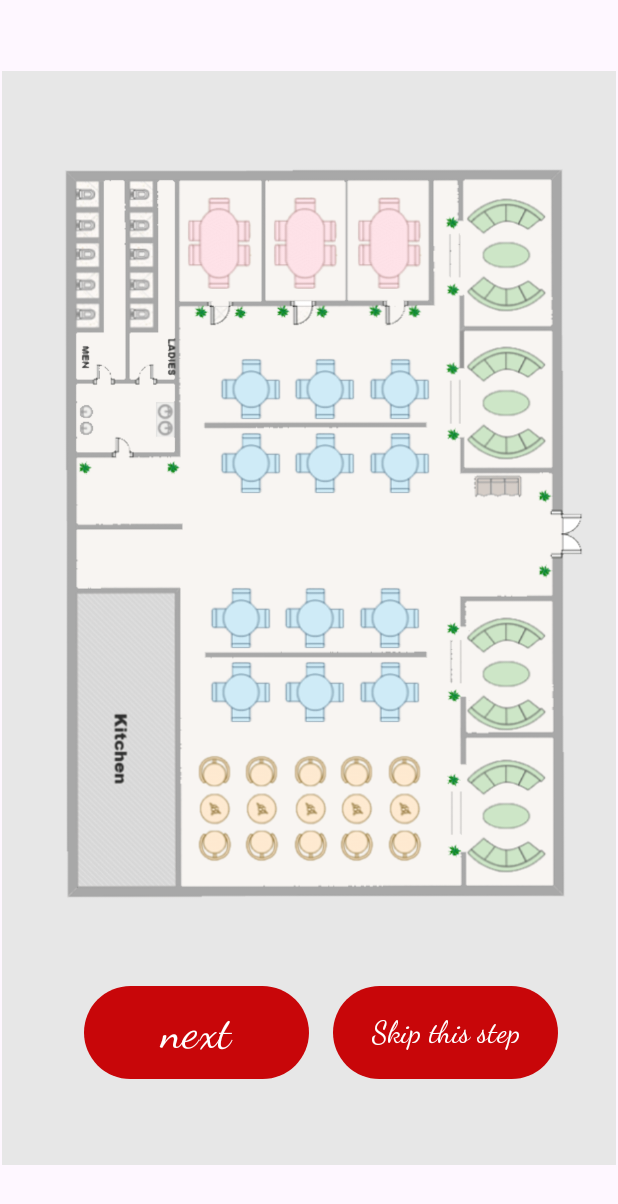
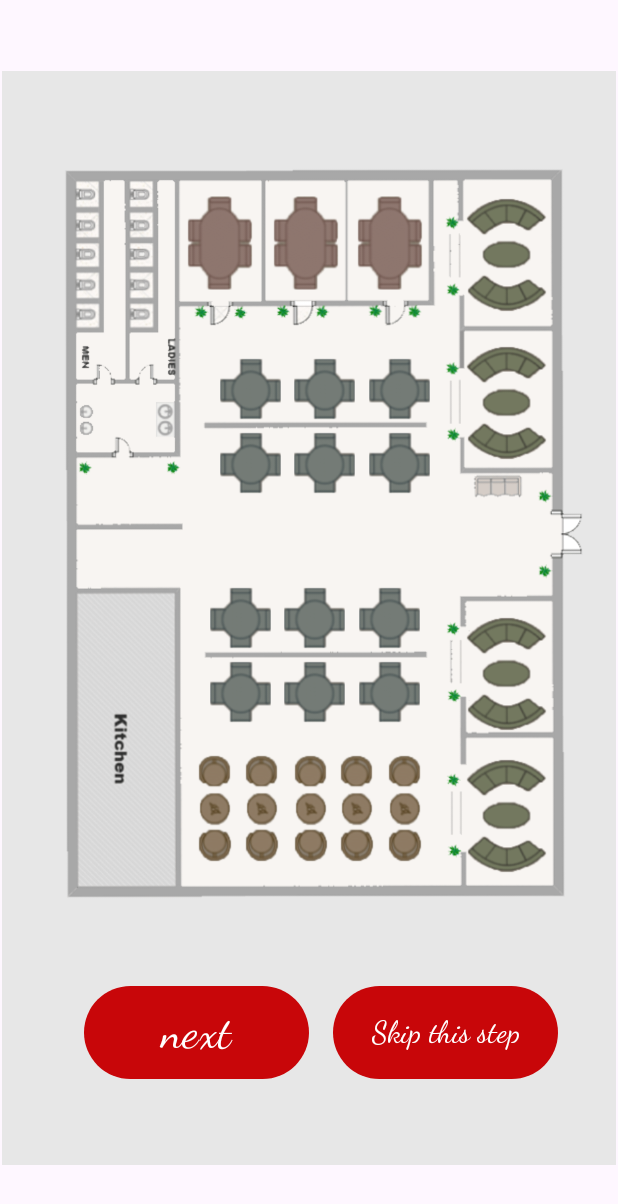
Before and after one commit to neta-r/PickMySeat, an Android app: the PickSeatsFragment screen opened through its navigation route, on a phone screen of 412 x 824 dp. Shown: the top 1204 px of the screen. Run offline under Robolectric (Android 15) with nearby library versions, the phone set to English and light mode, and no system bars; 2 statements that could not run were skipped.

Commit message:
color change when button is clicked, need to able only one selection

```diff
--- a/PizzaApp/app/src/main/java/com/gambelingapp/ReservationObject.java
+++ b/PizzaApp/app/src/main/java/com/gambelingapp/ReservationObject.java
@@ -64,6 +64,7 @@ public class ReservationObject implements Parcelable {
                 @Override
                 public void onClick(View v) {
                     if (numOfDiners<=place.numberOfPlaces) {
+                        place.btn.setSelected(! place.btn.isSelected());
                         chosenPlace = tag;
                     }
                     else {
--- /dev/null
+++ b/PizzaApp/app/src/main/res/drawable/blue_table_selector.xml
@@ -0,0 +1,8 @@
+<?xml version="1.0" encoding="utf-8"?>
+<selector xmlns:android="http://schemas.android.com/apk/res/android">
+
+    <item android:drawable="@drawable/blue_table" android:state_selected="true"></item>
+    <item android:drawable="@drawable/blue_table" android:state_pressed="true"></item>
+    <item android:drawable="@drawable/blue_table_unselected"></item>
+
+</selector>
--- /dev/null
+++ b/PizzaApp/app/src/main/res/drawable/green_table_selector.xml
@@ -0,0 +1,8 @@
+<?xml version="1.0" encoding="utf-8"?>
+<selector xmlns:android="http://schemas.android.com/apk/res/android">
+
+    <item android:drawable="@drawable/green_table" android:state_selected="true"></item>
+    <item android:drawable="@drawable/green_table" android:state_pressed="true"></item>
+    <item android:drawable="@drawable/green_table_unselected"></item>
+
+</selector>
--- /dev/null
+++ b/PizzaApp/app/src/main/res/drawable/orange_table_selector.xml
@@ -0,0 +1,8 @@
+<?xml version="1.0" encoding="utf-8"?>
+<selector xmlns:android="http://schemas.android.com/apk/res/android">
+
+    <item android:drawable="@drawable/orange_table" android:state_selected="true"></item>
+    <item android:drawable="@drawable/orange_table" android:state_pressed="true"></item>
+    <item android:drawable="@drawable/orange_table_unselected"></item>
+
+</selector>
--- /dev/null
+++ b/PizzaApp/app/src/main/res/drawable/pink_table_selector.xml
@@ -0,0 +1,8 @@
+<?xml version="1.0" encoding="utf-8"?>
+<selector xmlns:android="http://schemas.android.com/apk/res/android">
+
+    <item android:drawable="@drawable/pink_table" android:state_selected="true"></item>
+    <item android:drawable="@drawable/pink_table" android:state_pressed="true"></item>
+    <item android:drawable="@drawable/pink_table_unselected"></item>
+
+</selector>
--- a/PizzaApp/app/src/main/res/layout/fragment_pick_seats.xml
+++ b/PizzaApp/app/src/main/res/layout/fragment_pick_seats.xml
@@ -50,7 +50,7 @@
         app:layout_constraintVertical_bias="0.572"
         android:background="#0000"
         android:scaleType="fitCenter"
-        app:srcCompat="@drawable/blue_table" />
+        app:srcCompat="@drawable/blue_table_selector" />
 
     <ImageButton
         android:id="@+id/blueTable7"
@@ -63,7 +63,7 @@
         app:layout_constraintTop_toTopOf="parent"
         android:background="#0000"
         android:scaleType="fitCenter"
-        app:srcCompat="@drawable/blue_table" />
+        app:srcCompat="@drawable/blue_table_selector" />
 
     <ImageButton
         android:id="@+id/blueTable8"
@@ -76,7 +76,7 @@
         app:layout_constraintTop_toTopOf="parent"
         android:background="#0000"
         android:scaleType="fitCenter"
-        app:srcCompat="@drawable/blue_table" />
+        app:srcCompat="@drawable/blue_table_selector" />
 
     <ImageButton
         android:id="@+id/blueTable11"
@@ -90,7 +90,7 @@
         app:layout_constraintVertical_bias="0.572"
         android:background="#0000"
         android:scaleType="fitCenter"
-        app:srcCompat="@drawable/blue_table" />
+        app:srcCompat="@drawable/blue_table_selector" />
 
     <ImageButton
         android:id="@+id/blueTable1"
@@ -104,7 +104,7 @@
         app:layout_constraintVertical_bias="0.278"
         android:background="#0000"
         android:scaleType="fitCenter"
-        app:srcCompat="@drawable/blue_table" />
+        app:srcCompat="@drawable/blue_table_selector" />
 
     <ImageButton
         android:id="@+id/blueTable5"
@@ -118,7 +118,7 @@
         app:layout_constraintVertical_bias="0.35"
         android:background="#0000"
         android:scaleType="fitCenter"
-        app:srcCompat="@drawable/blue_table" />
+        app:srcCompat="@drawable/blue_table_selector" />
 
     <ImageButton
         android:id="@+id/blueTable6"
@@ -132,22 +132,21 @@
         app:layout_constraintVertical_bias="0.35"
         android:background="#0000"
         android:scaleType="fitCenter"
-        app:srcCompat="@drawable/blue_table" />
+        app:srcCompat="@drawable/blue_table_selector" />
 
     <ImageButton
         android:id="@+id/blueTable3"
         android:layout_width="43dp"
         android:layout_height="41dp"
+        android:background="#0000"
+        android:scaleType="fitCenter"
         app:layout_constraintBottom_toBottomOf="parent"
         app:layout_constraintEnd_toEndOf="parent"
         app:layout_constraintHorizontal_bias="0.665"
         app:layout_constraintStart_toStartOf="parent"
         app:layout_constraintTop_toTopOf="parent"
         app:layout_constraintVertical_bias="0.278"
-        android:background="#0000"
-        android:scaleType="fitCenter"
-
-        app:srcCompat="@drawable/blue_table" />
+        app:srcCompat="@drawable/blue_table_selector" />
 
     <ImageButton
         android:id="@+id/blueTable9"
@@ -160,7 +159,7 @@
         app:layout_constraintTop_toTopOf="parent"
         android:background="#0000"
         android:scaleType="fitCenter"
-        app:srcCompat="@drawable/blue_table" />
+        app:srcCompat="@drawable/blue_table_selector" />
 
     <ImageButton
         android:id="@+id/blueTable10"
@@ -174,21 +173,21 @@
         app:layout_constraintVertical_bias="0.572"
         android:background="#0000"
         android:scaleType="fitCenter"
-        app:srcCompat="@drawable/blue_table" />
+        app:srcCompat="@drawable/blue_table_selector" />
 
     <ImageButton
         android:id="@+id/blueTable2"
         android:layout_width="43dp"
         android:layout_height="41dp"
+        android:background="#0000"
+        android:scaleType="fitCenter"
         app:layout_constraintBottom_toBottomOf="parent"
         app:layout_constraintEnd_toEndOf="parent"
         app:layout_constraintHorizontal_bias="0.529"
         app:layout_constraintStart_toStartOf="parent"
         app:layout_constraintTop_toTopOf="parent"
         app:layout_constraintVertical_bias="0.278"
-        android:background="#0000"
-        android:scaleType="fitCenter"
-        app:srcCompat="@drawable/blue_table" />
+        app:srcCompat="@drawable/blue_table_selector" />
 
     <ImageButton
         android:id="@+id/blueTable4"
@@ -202,7 +201,7 @@
         app:layout_constraintVertical_bias="0.35"
         android:background="#0000"
         android:scaleType="fitCenter"
-        app:srcCompat="@drawable/blue_table" />
+        app:srcCompat="@drawable/blue_table_selector" />
 
     <ImageButton
         android:id="@+id/pinkTable1"
@@ -216,7 +215,7 @@
         app:layout_constraintVertical_bias="0.124"
         android:background="#0000"
         android:scaleType="fitCenter"
-        app:srcCompat="@drawable/pink_table" />
+        app:srcCompat="@drawable/pink_table_selector" />
 
 
     <ImageButton
@@ -231,7 +230,7 @@
         app:layout_constraintVertical_bias="0.124"
         android:background="#0000"
         android:scaleType="fitCenter"
-        app:srcCompat="@drawable/pink_table" />
+        app:srcCompat="@drawable/pink_table_selector" />
 
     <ImageButton
         android:id="@+id/pinkTable3"
@@ -245,21 +244,21 @@
         app:layout_constraintVertical_bias="0.124"
         android:background="#0000"
         android:scaleType="fitCenter"
-        app:srcCompat="@drawable/pink_table" />
+        app:srcCompat="@drawable/pink_table_selector" />
 
     <ImageButton
         android:id="@+id/greenTable1"
         android:layout_width="54dp"
         android:layout_height="80dp"
+        android:background="#0000"
+        android:scaleType="fitCenter"
         app:layout_constraintBottom_toBottomOf="parent"
         app:layout_constraintEnd_toEndOf="parent"
         app:layout_constraintHorizontal_bias="0.871"
         app:layout_constraintStart_toStartOf="parent"
         app:layout_constraintTop_toTopOf="parent"
         app:layout_constraintVertical_bias="0.127"
-        android:background="#0000"
-        android:scaleType="fitCenter"
-        app:srcCompat="@drawable/green_table" />
+        app:srcCompat="@drawable/green_table_selector" />
 
     <ImageButton
         android:id="@+id/greenTable2"
@@ -273,7 +272,7 @@
         app:layout_constraintVertical_bias="0.279"
         android:background="#0000"
         android:scaleType="fitCenter"
-        app:srcCompat="@drawable/green_table" />
+        app:srcCompat="@drawable/green_table_selector" />
 
     <ImageButton
         android:id="@+id/greenTable3"
@@ -287,7 +286,7 @@
         app:layout_constraintVertical_bias="0.557"
         android:background="#0000"
         android:scaleType="fitCenter"
-        app:srcCompat="@drawable/green_table" />
+        app:srcCompat="@drawable/green_table_selector" />
 
     <ImageButton
         android:id="@+id/greenTable4"
@@ -301,7 +300,7 @@
         app:layout_constraintVertical_bias="0.703"
         android:background="#0000"
         android:scaleType="fitCenter"
-        app:srcCompat="@drawable/green_table" />
+        app:srcCompat="@drawable/green_table_selector" />
 
     <ImageButton
         android:id="@+id/orangeTable1"
@@ -315,7 +314,7 @@
         app:layout_constraintVertical_bias="0.693"
         android:background="#0000"
         android:scaleType="fitCenter"
-        app:srcCompat="@drawable/orange_table" />
+        app:srcCompat="@drawable/orange_table_selector" />
 
     <ImageButton
         android:id="@+id/orangeTable2"
@@ -329,7 +328,7 @@
         app:layout_constraintVertical_bias="0.693"
         android:background="#0000"
         android:scaleType="fitCenter"
-        app:srcCompat="@drawable/orange_table" />
+        app:srcCompat="@drawable/orange_table_selector" />
 
 
     <ImageButton
@@ -344,7 +343,7 @@
         app:layout_constraintVertical_bias="0.693"
         android:background="#0000"
         android:scaleType="fitCenter"
-        app:srcCompat="@drawable/orange_table" />
+        app:srcCompat="@drawable/orange_table_selector" />
 
     <ImageButton
         android:id="@+id/orangeTable4"
@@ -358,7 +357,7 @@
         app:layout_constraintVertical_bias="0.693"
         android:background="#0000"
         android:scaleType="fitCenter"
-        app:srcCompat="@drawable/orange_table" />
+        app:srcCompat="@drawable/orange_table_selector" />
 
     <ImageButton
         android:id="@+id/orangeTable5"
@@ -372,6 +371,6 @@
         app:layout_constraintVertical_bias="0.693"
         android:background="#0000"
         android:scaleType="fitCenter"
-        app:srcCompat="@drawable/orange_table" />
+        app:srcCompat="@drawable/orange_table_selector" />
 
 </androidx.constraintlayout.widget.ConstraintLayout>
```
Also changed, not shown: PizzaApp/app/src/main/res/drawable/blue_table_unselected.png (added), PizzaApp/app/src/main/res/drawable/green_table_unselected.png (added), PizzaApp/app/src/main/res/drawable/orange_table_unselected.png (added), PizzaApp/app/src/main/res/drawable/pink_table_unselected.png (added).
